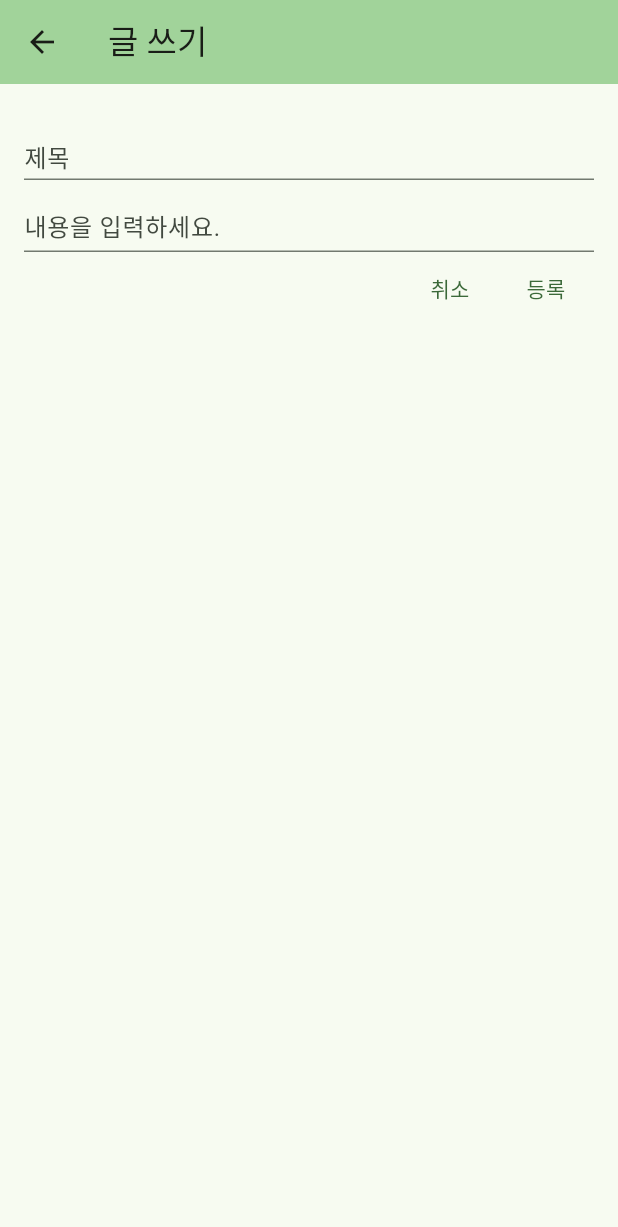
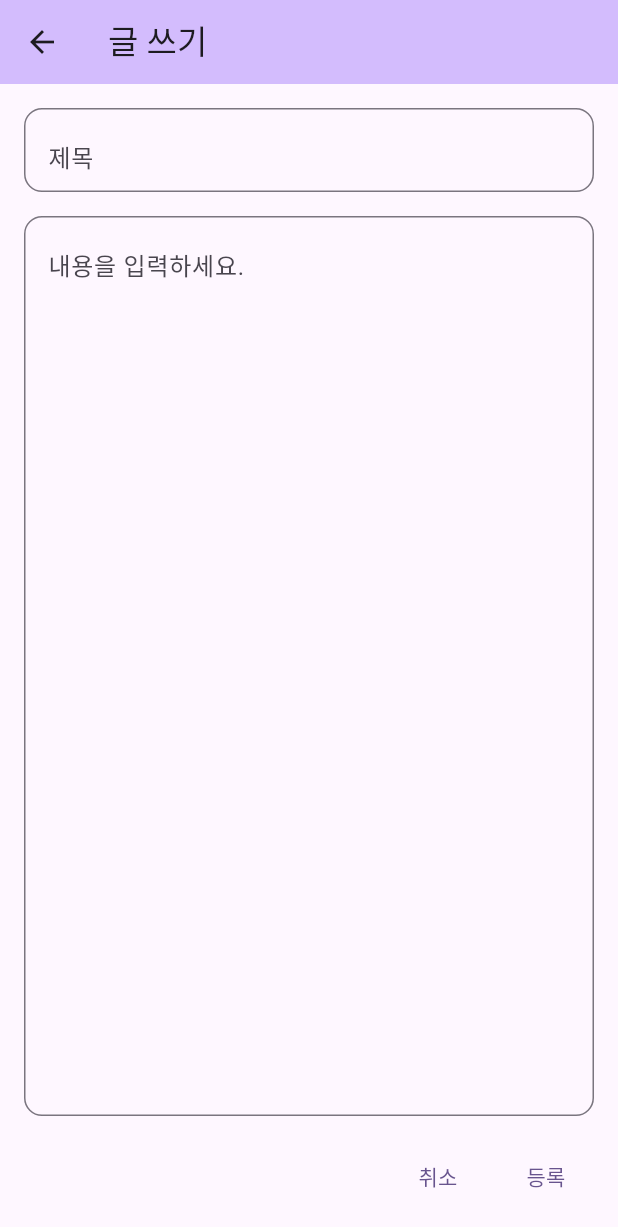
Before and after one commit to shyukahn/madcamp_week2_front, a Flutter app: the NewPostPage screen opened directly, on a phone screen of 412 x 824 dp. Shown: the top 1227 px of the screen. Run offline on Flutter 3.47's test engine with Material 3 defaults, Android fonts, the phone set to English and light mode, and no system bars; our stand-ins replace flutter_dotenv, flutter_expandable_fab, flutter_gemini, fluttertoast, image_picker; missing offline and left inert: kakao_flutter_sdk; network calls fail.

Commit message:
ui 수정

```diff
--- a/lib/main.dart
+++ b/lib/main.dart
@@ -36,7 +36,7 @@ class MyApp extends StatelessWidget {
     return MaterialApp(
       title: 'Flutter Demo',
       theme: ThemeData(
-        colorScheme: ColorScheme.fromSeed(seedColor: Colors.green),
+        colorScheme: ColorScheme.fromSeed(seedColor: Colors.deepPurple),
         useMaterial3: true,
       ),
       home: isLoggedIn ? const Homepage(title: "App") : LoginPage(),
--- a/lib/pages/new_post_page.dart
+++ b/lib/pages/new_post_page.dart
@@ -15,7 +15,7 @@ class NewPostPage extends StatelessWidget {
     Navigator.of(context).pop();
   }
 
-  void _sendPostRequest() async {
+  void _sendPostRequest(BuildContext context) async {
     final user = await UserApi.instance.me();
     final now = DateTime.now();
     final response = await http.post(Uri.parse(communityUrl),
@@ -29,6 +29,7 @@ class NewPostPage extends StatelessWidget {
     );
     if (response.statusCode == 201) {
       Fluttertoast.showToast(msg: '게시물이 등록되었습니다');
+      Navigator.of(context).pop();
     } else {
       Fluttertoast.showToast(msg: '오류가 발생했습니다');
     }
@@ -42,7 +43,7 @@ class NewPostPage extends StatelessWidget {
         backgroundColor: Theme.of(context).colorScheme.inversePrimary,
       ),
       body: Padding(
-        padding: EdgeInsets.all(16.0),
+        padding: const EdgeInsets.all(16.0),
         child: Column(
           crossAxisAlignment: CrossAxisAlignment.start,
           children: [
@@ -51,34 +52,44 @@ class NewPostPage extends StatelessWidget {
               textAlignVertical: TextAlignVertical.bottom,
               decoration: InputDecoration(
                 hintText: '제목',
+                border: OutlineInputBorder(
+                  borderRadius: BorderRadius.circular(12.0),
                 ),
               ),
-            TextField(
+            ),
+            const SizedBox(height: 16),
+            Expanded(
+              child: TextField(
                 controller: _contextController,
-              textAlignVertical: TextAlignVertical.bottom,
+                textAlignVertical: TextAlignVertical.top,
+                maxLines: null,
+                expands: true,
                 decoration: InputDecoration(
                   hintText: '내용을 입력하세요.',
+                  border: OutlineInputBorder(
+                    borderRadius: BorderRadius.circular(12.0),
                   ),
                 ),
+              ),
+            ),
+            const SizedBox(height: 16),
             Row(
               mainAxisAlignment: MainAxisAlignment.end,
               children: [
                 TextButton(
                   onPressed: () => _cancelPost(context),
-                  child: Text('취소'),
+                  child: const Text('취소'),
                 ),
+                const SizedBox(width: 8),
                 TextButton(
-                  onPressed: () {
-                    _sendPostRequest();
-                    Navigator.of(context).pop();
-                  },
-                  child: Text('등록'),
+                  onPressed: () => _sendPostRequest(context),
+                  child: const Text('등록'),
                 ),
               ],
             )
           ],
         ),
-      )
+      ),
     );
   }
 }
```
Also changed, not shown: lib/pages/full_post_page.dart (+26 -15 lines), lib/widgets/post_list_view.dart (+24 -12 lines). Lines whose indentation alone changed are shown as unchanged.
